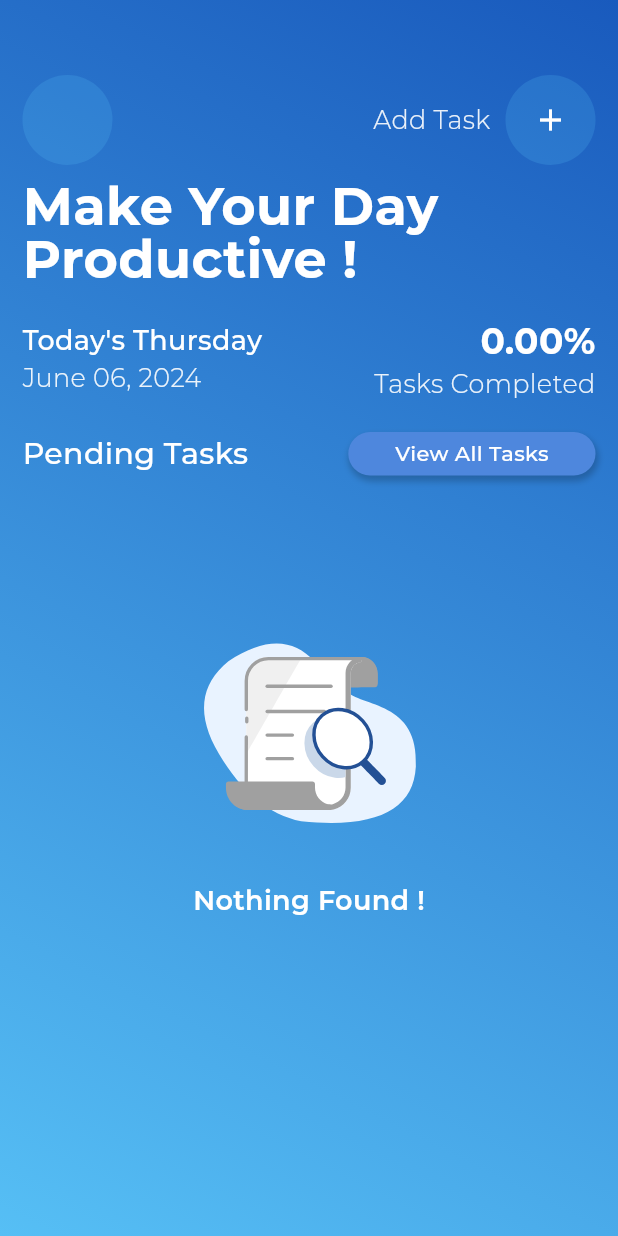
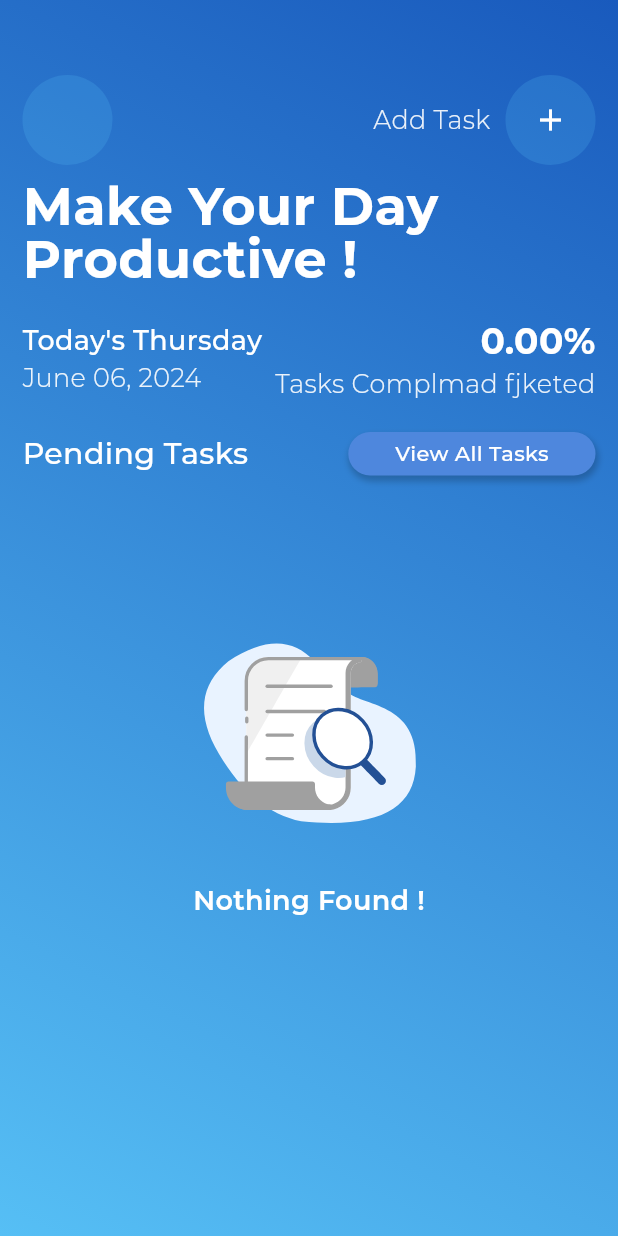
Before and after one commit to mianhusnain1/To_Do, a Flutter app: the screen it shows after launch, on a phone screen of 412 x 824 dp. Run offline on Flutter 3.47's test engine with Material 3 defaults, Android fonts, the phone set to English and light mode, and no system bars; drawn by our look-alikes of lottie; our stand-ins replace flutter_slidable, flutter_spinkit, hive, hive_flutter; accounts and stored records are empty; project files that could hold a hidden picture were left out.

Commit message:
Tasl Model

```diff
--- a/lib/screens/home.dart
+++ b/lib/screens/home.dart
@@ -191,7 +191,7 @@ class _HomeScreenState extends State<HomeScreen> {
                 children: [
                   _buildPercentageWidget(),
                   Text(
-                    "Tasks Completed",
+                    "Tasks Complmad fjketed",
                     style: TextStyle(
                         color: Colors.white.withOpacity(0.9),
                         fontSize: 17,
```
